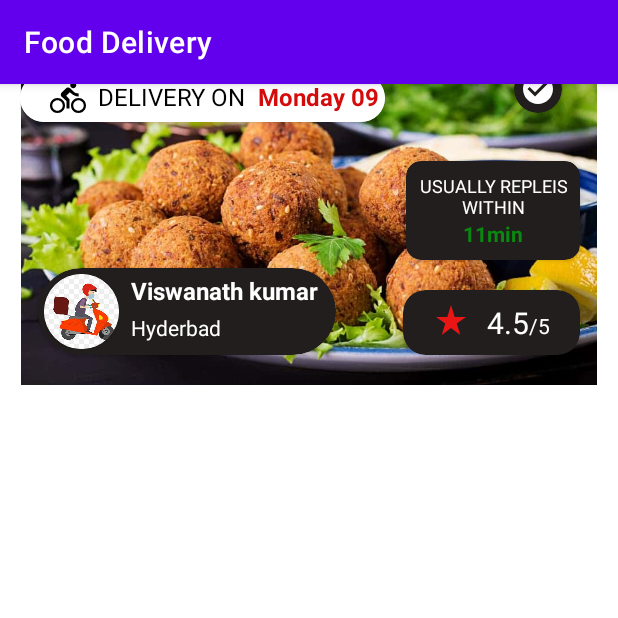
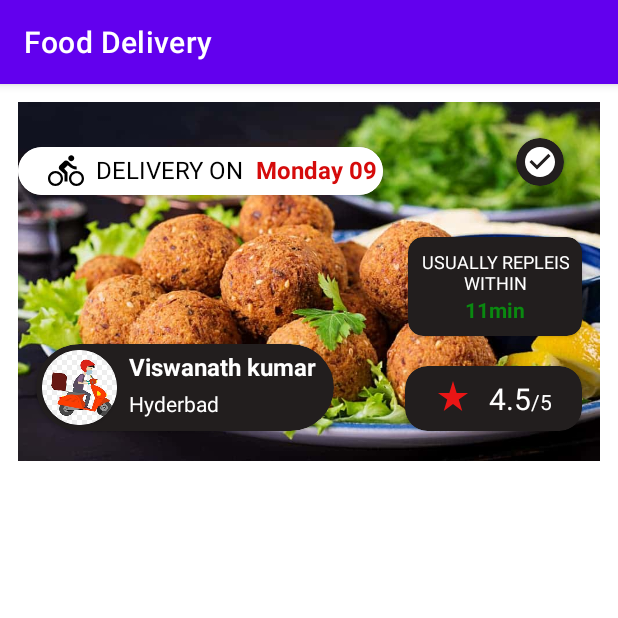
Before and after one commit to omprakash-mopuri-improve10x/Food-Delivery, an Android app: the screen it shows after launch (DeliveryActivity), on a phone screen of 412 x 824 dp, the top half of it. Run offline under Robolectric (Android 15) with nearby library versions, the phone set to English and light mode, and no system bars; our stand-ins replace data binding.

Commit message:
Fixed the error

```diff
--- a/app/src/main/res/layout/activity_delivery.xml
+++ b/app/src/main/res/layout/activity_delivery.xml
@@ -8,8 +8,8 @@
 
     <androidx.recyclerview.widget.RecyclerView
         android:id="@+id/delivery_items_rv"
-        android:layout_width="409dp"
-        android:layout_height="867dp"
+        android:layout_width="0dp"
+        android:layout_height="0dp"
         app:layout_constraintBottom_toBottomOf="parent"
         app:layout_constraintEnd_toEndOf="parent"
         app:layout_constraintStart_toStartOf="parent"
```
